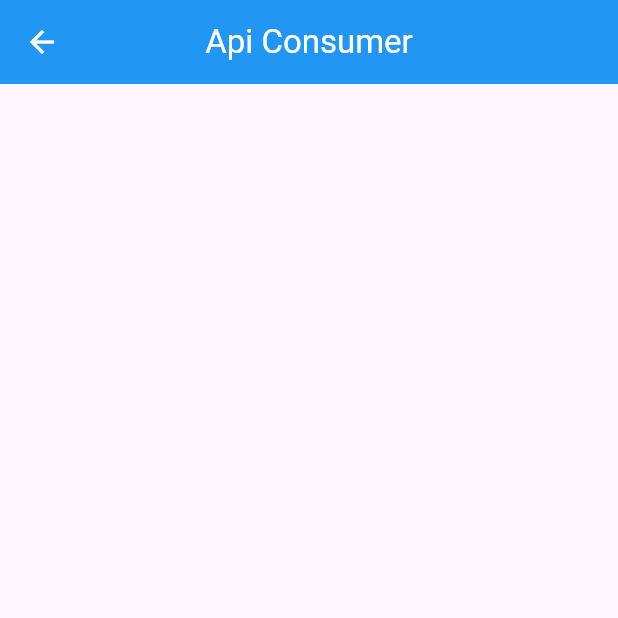
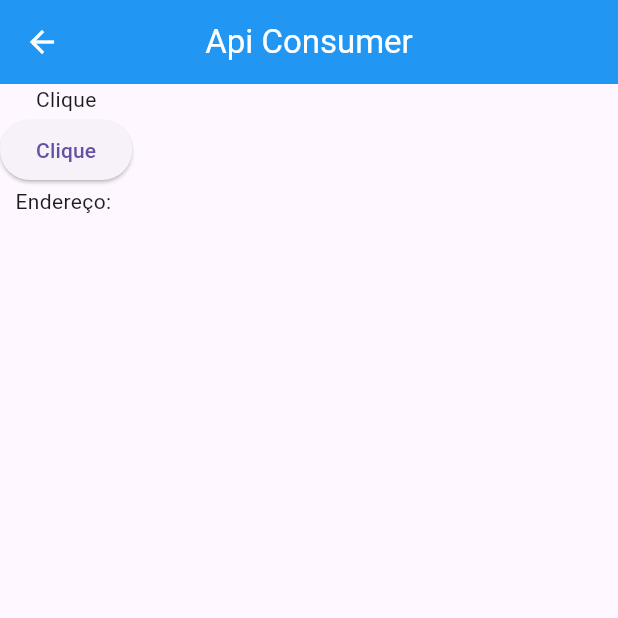
Before and after one commit to KaueRian/ADS, a Flutter app: the screen it shows after launch, after a tap on "Api Consumer", on a phone screen of 412 x 824 dp, the top half of it. Run offline on Flutter 3.47's test engine with Material 3 defaults, Android fonts, the phone set to English and light mode, and no system bars; our stand-ins replace adaptive_dialog, dio; network calls fail.

Commit message:
Added the Api Consumer Screen

```diff
--- a/MOBILE I/simulado/simulado/lib/models/cards.dart
+++ b/MOBILE I/simulado/simulado/lib/models/cards.dart
@@ -17,13 +17,13 @@ class Cards extends StatelessWidget {
   Widget build(BuildContext context) {
     return GestureDetector(
       onTap: (){
-        Navigator.pushNamed(context, '${this.screen}');
+        Navigator.pushNamed(context, screen);
       },
       child: Container(
         padding: EdgeInsets.all(16),
         color: Cores.backgroundColor,
         child: Column(
-          children: [Text(this.name), Text(this.description)],
+          children: [Text(name), Text(description)],
         ),
       ),
     );
--- a/MOBILE I/simulado/simulado/lib/screens/api_consumer.dart
+++ b/MOBILE I/simulado/simulado/lib/screens/api_consumer.dart
@@ -1,5 +1,6 @@
 import 'package:flutter/material.dart';
 import 'package:simulado/widgets/colors.dart';
+import 'package:dio/dio.dart';
 
 class ApiConsumer extends StatefulWidget {
   const ApiConsumer({super.key});
@@ -9,6 +10,17 @@ class ApiConsumer extends StatefulWidget {
 }
 
 class _ApiConsumerState extends State<ApiConsumer> {
+  final dio = Dio();
+
+  Future<Map<String, dynamic>> getHttp() async {
+    final response = await dio.get('https://viacep.com.br/ws/01001000/json/');
+    return response.data;
+  }
+
+  Map<String, dynamic> respostafinal = {};
+
+  List<String> resposta = ['Endereço: \n'];
+
   @override
   Widget build(BuildContext context) {
     return Scaffold(
@@ -18,6 +30,28 @@ class _ApiConsumerState extends State<ApiConsumer> {
         backgroundColor: Cores.backgroundColor,
         foregroundColor: Cores.foregroundColor,
       ),
+      body: Column(
+        children: [
+          Text('Clique'),
+          ElevatedButton(
+            onPressed: () async {
+              respostafinal = await getHttp();
+              setState(() {
+                // Clear the previous response
+                resposta = ['Endereço: \n'];
+
+                // Iterate through the response and add each entry to the list
+                for (var entry in respostafinal.entries) {
+                  resposta.add('${entry.key}: ${entry.value}' '\n');
+                }
+              });
+            },
+            child: Text('Clique'),
+          ),
+          // Use a Text widget to display the final response
+          Text(resposta.join()), // Use join to display the list as a string
+        ],
+      ),
     );
   }
 }
--- a/MOBILE I/simulado/simulado/pubspec.yaml
+++ b/MOBILE I/simulado/simulado/pubspec.yaml
@@ -35,6 +35,7 @@ dependencies:
   # Use with the CupertinoIcons class for iOS style icons.
   cupertino_icons: ^1.0.8
   adaptive_dialog: ^2.4.0
+  dio: ^5.7.0
 
 dev_dependencies:
   flutter_test:
```
Also changed, not shown: MOBILE I/simulado/simulado/pubspec.lock.
